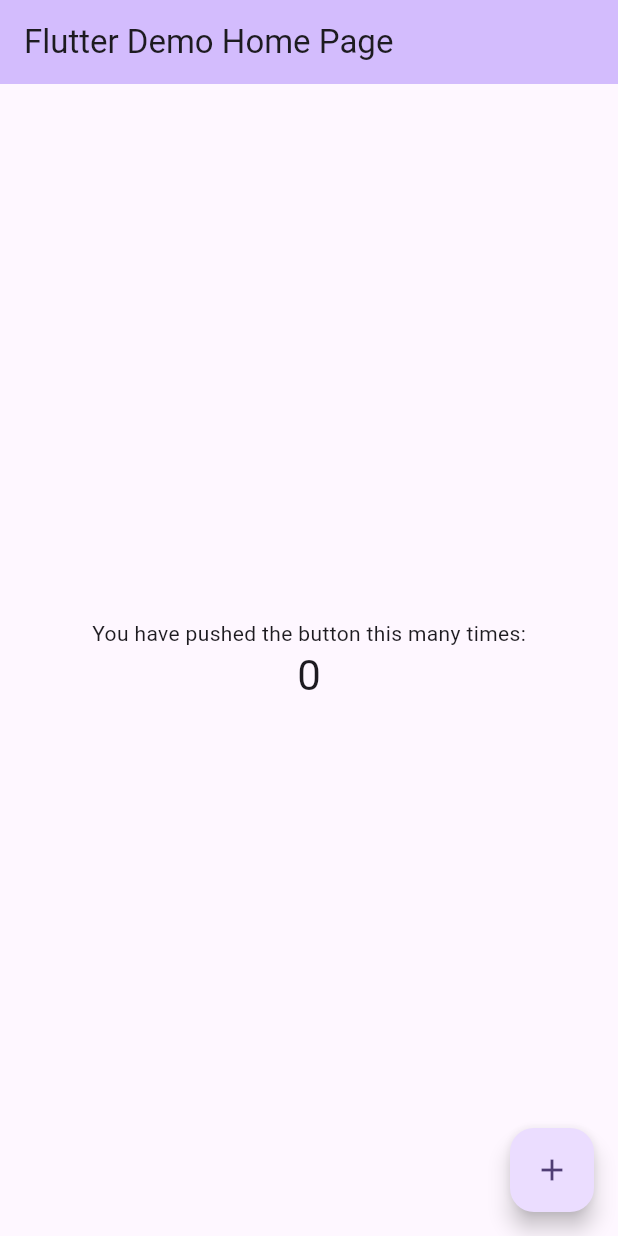
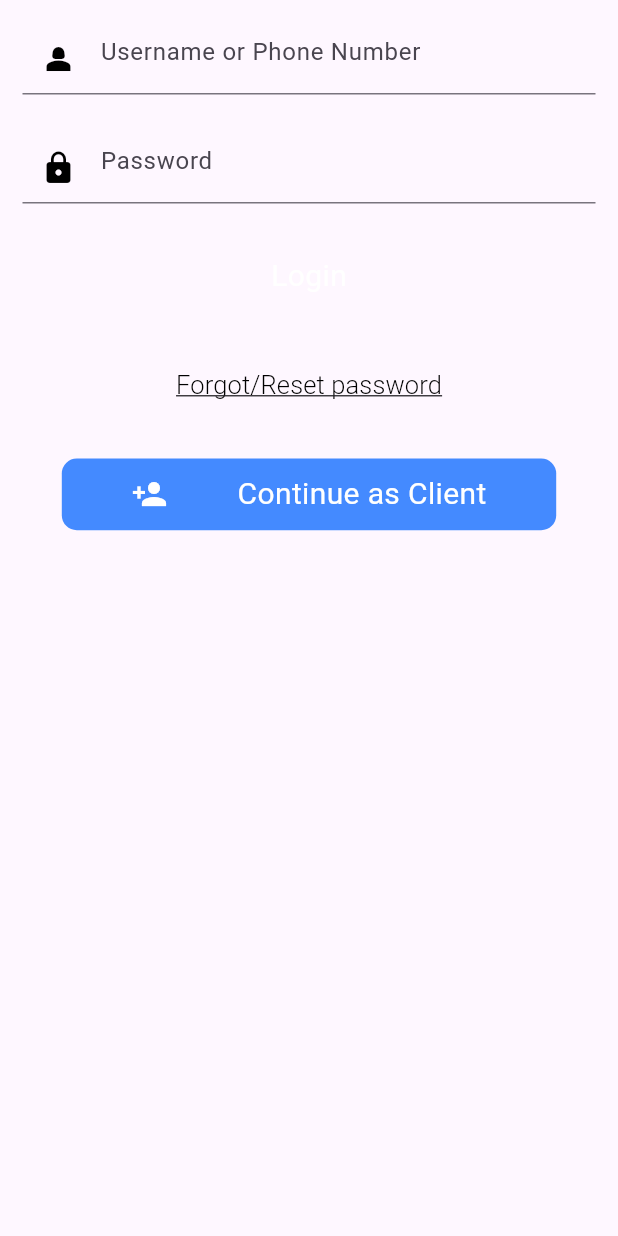
Before and after one commit to Ashisoma/yala, a Flutter app: the screen it shows after launch, on a phone screen of 412 x 824 dp. Run offline on Flutter 3.47's test engine with Material 3 defaults, Android fonts, the phone set to English and light mode, and no system bars; our stand-ins replace get.

Commit message:
ui: login and fpass

```diff
--- a/lib/auth/forgot_pass_screen.dart
+++ b/lib/auth/forgot_pass_screen.dart
@@ -0,0 +1,46 @@
+import 'package:flutter/material.dart';
+
+class ForgotPasswScreen extends StatefulWidget {
+  const ForgotPasswScreen({super.key});
+
+  @override
+  State<ForgotPasswScreen> createState() => _ForgotPasswScreenState();
+}
+
+class _ForgotPasswScreenState extends State<ForgotPasswScreen> {
+  @override
+  Widget build(BuildContext context) {
+    return Scaffold(
+      body: Container(
+        padding: const EdgeInsets.symmetric(
+          vertical: 15.0,
+          horizontal: 15.0,
+        ),
+        child: Column(
+          children: [
+            GestureDetector(
+              child: Container(
+                width: MediaQuery.of(context).size.width * 0.8,
+                height: MediaQuery.of(context).size.height * 0.058,
+                decoration: BoxDecoration(
+                  // color: ThemeColours.reddishClr,
+                  borderRadius: BorderRadius.circular(10.0),
+                ),
+                child: const Center(
+                  child: Text(
+                    'Reset Password',
+                    style: TextStyle(
+                      fontWeight: FontWeight.w400,
+                      fontSize: 20.0,
+                      color: Colors.white,
+                    ),
+                  ),
+                ),
+              ),
+            )
+          ],
+        ),
+      ),
+    );
+  }
+}
--- a/lib/auth/login_screen.dart
+++ b/lib/auth/login_screen.dart
@@ -0,0 +1,134 @@
+import 'package:flutter/material.dart';
+import 'package:get/get.dart';
+
+class LoginScreen extends StatefulWidget {
+  const LoginScreen({super.key});
+
+  @override
+  State<LoginScreen> createState() => _LoginScreenState();
+}
+
+class _LoginScreenState extends State<LoginScreen> {
+  @override
+  Widget build(BuildContext context) {
+    return Scaffold(
+      body: SingleChildScrollView(
+      child: Container(
+        padding: const EdgeInsets.symmetric(vertical:15.0, horizontal: 15.0,),
+        child: Column(
+          children: [
+            Form(
+                          child: Column(
+                            children: [
+                              TextFormField(
+                                decoration: const InputDecoration(
+                                  hintText: 'Username or Phone Number',
+                                  prefixIcon: Icon(
+                                    Icons.person_2,
+                                    color: Colors.black,
+                                  ),
+                                ),
+                              ),
+                              SizedBox(
+                                height:
+                                    MediaQuery.of(context).size.height * 0.03,
+                              ),
+                              TextFormField(
+                                decoration: const InputDecoration(
+                                  hintText: 'Password',
+                                  prefixIcon: Icon(
+                                    Icons.lock,
+                                    color: Colors.black,
+                                  ),
+                                ),
+                              ),
+                              SizedBox(
+                                height:
+                                    MediaQuery.of(context).size.height * 0.03,
+                              ),
+                              GestureDetector(
+                                child: Container(
+                                  width:
+                                      MediaQuery.of(context).size.width * 0.8,
+                                  height: MediaQuery.of(context).size.height *
+                                      0.058,
+                                  decoration: BoxDecoration(
+                                    // color: ThemeColours.reddishClr,
+                                    borderRadius: BorderRadius.circular(10.0),
+                                  ),
+                                  child: const Center(
+                                    child: Text(
+                                      'Login',
+                                      style: TextStyle(
+                                        fontWeight: FontWeight.w400,
+                                        fontSize: 20.0,
+                                        color: Colors.white,
+                                      ),
+                                    ),
+                                  ),
+                                ),
+                              ),
+                              SizedBox(
+                                height:
+                                    MediaQuery.of(context).size.height * 0.03,
+                              ),
+
+                              TextButton(
+                                onPressed: () async {},
+                                child: const Text(
+                                  'Forgot/Reset password',
+                                  style: TextStyle(
+                                    decoration: TextDecoration.underline,
+                                    fontWeight: FontWeight.w300,
+                                    fontSize: 17.0,
+                                    color: Colors.black,
+                                  ),
+                                ),
+                              ),
+                            ],
+                          ),
+                        ),
+
+
+
+
+                SizedBox(
+                  height: MediaQuery.of(context).size.height * 0.03,
+                ),
+                GestureDetector(
+                  child: Container(
+                    width: MediaQuery.of(context).size.width * 0.8,
+                    height: MediaQuery.of(context).size.height * 0.058,
+                    decoration: BoxDecoration(
+                      color: Colors.blueAccent,
+                      borderRadius: BorderRadius.circular(10.0),
+                    ),
+                    child: const Center(
+                      child: Row(
+                          mainAxisAlignment: MainAxisAlignment.spaceEvenly,
+                          children: [
+                            Icon(
+                              Icons.person_add,
+                              color: Colors.white,
+                            ),
+                            Text(
+                              'Continue as Client',
+                              style: TextStyle(
+                                fontWeight: FontWeight.w400,
+                                fontSize: 20.0,
+                                color: Colors.white,
+                              ),
+                            ),
+                          ]),
+                    ),
+                  ),
+                ),
+
+          ],
+        ),
+      ),
+
+      ),
+    );
+  }
+}
--- a/lib/main.dart
+++ b/lib/main.dart
@@ -1,4 +1,5 @@
 import 'package:flutter/material.dart';
+import 'package:yala/auth/login_screen.dart';
 
 void main() {
   runApp(const MyApp());
@@ -13,113 +14,10 @@ class MyApp extends StatelessWidget {
     return MaterialApp(
       title: 'Flutter Demo',
       theme: ThemeData(
-        // This is the theme of your application.
-        //
-        // TRY THIS: Try running your application with "flutter run". You'll see
-        // the application has a blue toolbar. Then, without quitting the app,
-        // try changing the seedColor in the colorScheme below to Colors.green
-        // and then invoke "hot reload" (save your changes or press the "hot
-        // reload" button in a Flutter-supported IDE, or press "r" if you used
-        // the command line to start the app).
-        //
-        // Notice that the counter didn't reset back to zero; the application
-        // state is not lost during the reload. To reset the state, use hot
-        // restart instead.
-        //
-        // This works for code too, not just values: Most code changes can be
-        // tested with just a hot reload.
-        colorScheme: ColorScheme.fromSeed(seedColor: Colors.deepPurple),
+        // colorScheme: ColorScheme.fromSeed(seedColor: Colors.deepPurple),
         useMaterial3: true,
       ),
-      home: const MyHomePage(title: 'Flutter Demo Home Page'),
+      home: const LoginScreen(),
     );
   }
 }
-
-class MyHomePage extends StatefulWidget {
-  const MyHomePage({super.key, required this.title});
-
-  // This widget is the home page of your application. It is stateful, meaning
-  // that it has a State object (defined below) that contains fields that affect
-  // how it looks.
-
-  // This class is the configuration for the state. It holds the values (in this
-  // case the title) provided by the parent (in this case the App widget) and
-  // used by the build method of the State. Fields in a Widget subclass are
-  // always marked "final".
-
-  final String title;
-
-  @override
-  State<MyHomePage> createState() => _MyHomePageState();
-}
-
-class _MyHomePageState extends State<MyHomePage> {
-  int _counter = 0;
-
-  void _incrementCounter() {
-    setState(() {
-      // This call to setState tells the Flutter framework that something has
-      // changed in this State, which causes it to rerun the build method below
-      // so that the display can reflect the updated values. If we changed
-      // _counter without calling setState(), then the build method would not be
-      // called again, and so nothing would appear to happen.
-      _counter++;
-    });
-  }
-
-  @override
-  Widget build(BuildContext context) {
-    // This method is rerun every time setState is called, for instance as done
-    // by the _incrementCounter method above.
-    //
-    // The Flutter framework has been optimized to make rerunning build methods
-    // fast, so that you can just rebuild anything that needs updating rather
-    // than having to individually change instances of widgets.
-    return Scaffold(
-      appBar: AppBar(
-        // TRY THIS: Try changing the color here to a specific color (to
-        // Colors.amber, perhaps?) and trigger a hot reload to see the AppBar
-        // change color while the other colors stay the same.
-        backgroundColor: Theme.of(context).colorScheme.inversePrimary,
-        // Here we take the value from the MyHomePage object that was created by
-        // the App.build method, and use it to set our appbar title.
-        title: Text(widget.title),
-      ),
-      body: Center(
-        // Center is a layout widget. It takes a single child and positions it
-        // in the middle of the parent.
-        child: Column(
-          // Column is also a layout widget. It takes a list of children and
-          // arranges them vertically. By default, it sizes itself to fit its
-          // children horizontally, and tries to be as tall as its parent.
-          //
-          // Column has various properties to control how it sizes itself and
-          // how it positions its children. Here we use mainAxisAlignment to
-          // center the children vertically; the main axis here is the vertical
-          // axis because Columns are vertical (the cross axis would be
-          // horizontal).
-          //
-          // TRY THIS: Invoke "debug painting" (choose the "Toggle Debug Paint"
-          // action in the IDE, or press "p" in the console), to see the
-          // wireframe for each widget.
-          mainAxisAlignment: MainAxisAlignment.center,
-          children: <Widget>[
-            const Text(
-              'You have pushed the button this many times:',
-            ),
-            Text(
-              '$_counter',
-              style: Theme.of(context).textTheme.headlineMedium,
-            ),
-          ],
-        ),
-      ),
-      floatingActionButton: FloatingActionButton(
-        onPressed: _incrementCounter,
-        tooltip: 'Increment',
-        child: const Icon(Icons.add),
-      ), // This trailing comma makes auto-formatting nicer for build methods.
-    );
-  }
-}
--- a/pubspec.yaml
+++ b/pubspec.yaml
@@ -35,6 +35,9 @@ dependencies:
   # The following adds the Cupertino Icons font to your application.
   # Use with the CupertinoIcons class for iOS style icons.
   cupertino_icons: ^1.0.2
+  flutter_native_splash: ^2.3.7
+  get: any
+
 
 dev_dependencies:
   flutter_test:
```
Also changed, not shown: lib/widgets/custom_widgets.dart (added), pubspec.lock.
